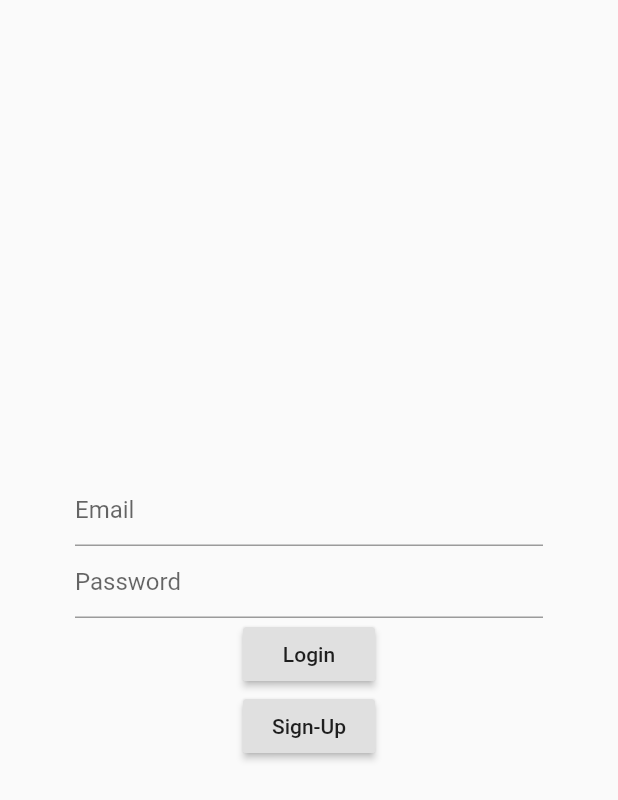
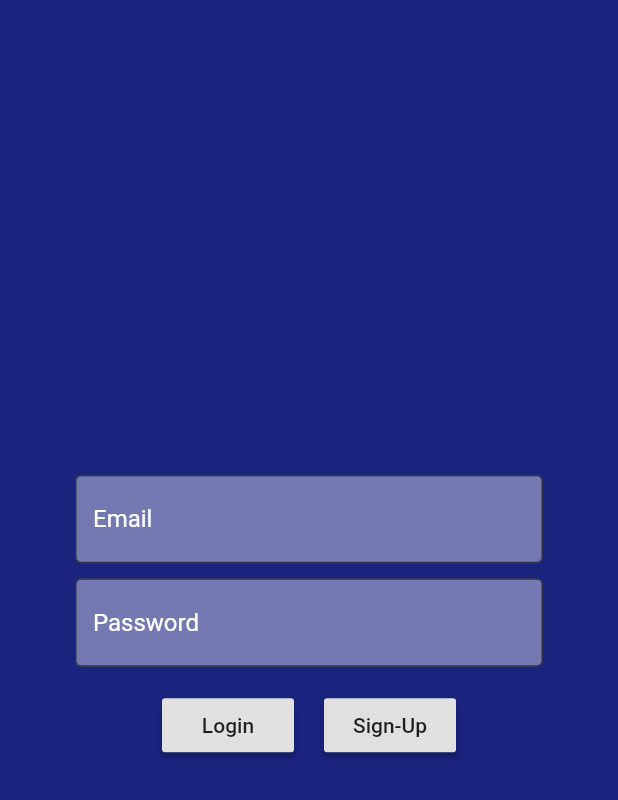
Before and after one commit to sergiotavuencas/mobile-project, a Flutter app: the screen it shows after launch, on a phone screen of 412 x 824 dp. Shown: the top 800 px of the screen. Run offline on Flutter 3.47's test engine with Material 2 defaults, Android fonts, the phone set to English and light mode, and no system bars; our stand-ins replace firebase_auth, firebase_core, font_awesome_flutter; accounts and stored records are empty.

Commit message:
Login route design and sign-out bug correction

```diff
--- a/my_app/lib/MyAgenda.dart
+++ b/my_app/lib/MyAgenda.dart
@@ -1,8 +1,11 @@
 import 'package:flutter/material.dart';
 import 'package:my_app/MyDrawer.dart';
 import 'package:my_app/routes/ProfileRoute.dart';
+import 'package:firebase_auth/firebase_auth.dart';
 
 class MyAgenda extends StatelessWidget {
+  final FirebaseAuth auth = FirebaseAuth.instance;
+
   const MyAgenda({
     Key key,
   }) : super(key: key);
@@ -25,6 +28,13 @@ class MyAgenda extends StatelessWidget {
                 color: Colors.white
             ),
           ),
+          actions: [
+            IconButton(icon: Icon(Icons.exit_to_app), onPressed: (){
+              print('exit');
+              auth.signOut();
+              Navigator.of(context).pushNamed("/");
+            })
+          ],
         ),
         body: ProfileRoute(
           firstName: "Sérgio",
--- a/my_app/lib/main.dart
+++ b/my_app/lib/main.dart
@@ -1,5 +1,6 @@
 import 'package:firebase_core/firebase_core.dart';
 import 'package:flutter/material.dart';
+import 'package:my_app/MyAgenda.dart';
 import 'package:my_app/routes/LoginRoute.dart';
 
 void main() async {
@@ -11,6 +12,13 @@ void main() async {
 class MyApp extends StatelessWidget {
   @override
   Widget build(BuildContext context) {
-    return LoginRoute();
+    return MaterialApp(
+      title: 'Firebase App',
+      initialRoute: '/',
+      routes: {
+        '/':(context)=>LoginRoute(),
+        '/app':(context)=>MyAgenda(),
+      },
+    );
   }
 }
--- a/my_app/lib/models/Profile.dart
+++ b/my_app/lib/models/Profile.dart
@@ -2,6 +2,7 @@ class Profile {
   final String firstName;
   final String lastName;
   final String college;
+  final String email;
 
-  Profile(this.firstName, this.lastName, this.college);
+  Profile(this.firstName, this.lastName, this.college, this.email);
 }
--- a/my_app/lib/routes/LoginRoute.dart
+++ b/my_app/lib/routes/LoginRoute.dart
@@ -16,6 +16,7 @@ class _LoginRouteState extends State<LoginRoute> {
   Widget build(BuildContext context) {
     return MaterialApp(
       home: Scaffold(
+        backgroundColor: Color(0xff1A237E),
         body: Padding(
           padding: const EdgeInsets.all(50.0),
           child: Center(
@@ -23,22 +24,61 @@ class _LoginRouteState extends State<LoginRoute> {
               mainAxisSize: MainAxisSize.max,
               mainAxisAlignment: MainAxisAlignment.center,
               children: [
-                TextField(
-                  decoration: InputDecoration(hintText: "Email"),
+                Padding(
+                  padding: EdgeInsets.fromLTRB( 0, 0, 0, 10),
+                  child: TextField(
+                    decoration: InputDecoration(
+                      border: OutlineInputBorder(),
+                      filled: true,
+                      fillColor: Color(0x64ffffff),
+                      focusedBorder: OutlineInputBorder(
+                        borderSide: BorderSide(color: Colors.white),
+                        borderRadius: BorderRadius.circular(20),
+                      ),
+                      hintText: "Email",
+                      hintStyle: TextStyle(
+                          color: Colors.white
+                      ),
+                    ),
+                    style: TextStyle(
+                        color: Colors.white
+                    ),
                     onChanged: (value) {
                       setState(() {
                         _email = value.trim(); //remove whitespace
                       });
                     },
                   ),
+                ),
                 TextField(
-                  decoration: InputDecoration(hintText: "Password"),
+                  decoration: InputDecoration(
+                    border: OutlineInputBorder(),
+                    filled: true,
+                    fillColor: Color(0x64ffffff),
+                    focusedBorder: OutlineInputBorder(
+                      borderSide: BorderSide(color: Colors.white),
+                      borderRadius: BorderRadius.circular(20),
+                    ),
+                    hintText: "Password",
+                    hintStyle: TextStyle(
+                        color: Colors.white
+                    ),
+                  ),
+                  style: TextStyle(
+                      color: Colors.white
+                  ),
                   onChanged: (value) {
                     setState(() {
                       _password = value.trim(); //remove whitespace
                     });
                   },
                 ),
+                Row(
+                  mainAxisAlignment: MainAxisAlignment.center,
+                  children: [
+                    Padding(
+                      padding: const EdgeInsets.fromLTRB( 0, 15, 10, 0),
+                      child:
                       // ignore: deprecated_member_use
                       RaisedButton(
                           child: Text("Login"),
@@ -50,6 +90,7 @@ class _LoginRouteState extends State<LoginRoute> {
                                 print(authUser);
 
                                 print("Login Success");
+                                Navigator.of(context).pushNamed("/app");
                               }
                               else{
                                 print("Login Error");
@@ -60,6 +101,10 @@ class _LoginRouteState extends State<LoginRoute> {
                             }
                           }
                       ),
+                    ),
+                    Padding(
+                      padding: const EdgeInsets.fromLTRB( 10, 15, 0, 0),
+                      child:
                         // ignore: deprecated_member_use
                         RaisedButton(
                             child: Text("Sign-Up"),
@@ -72,6 +117,9 @@ class _LoginRouteState extends State<LoginRoute> {
                               }
                             }
                         )
+                    ),
+                  ],
+                ),
               ],
             ),
           ),
```
Lines whose indentation alone changed are shown as unchanged.
